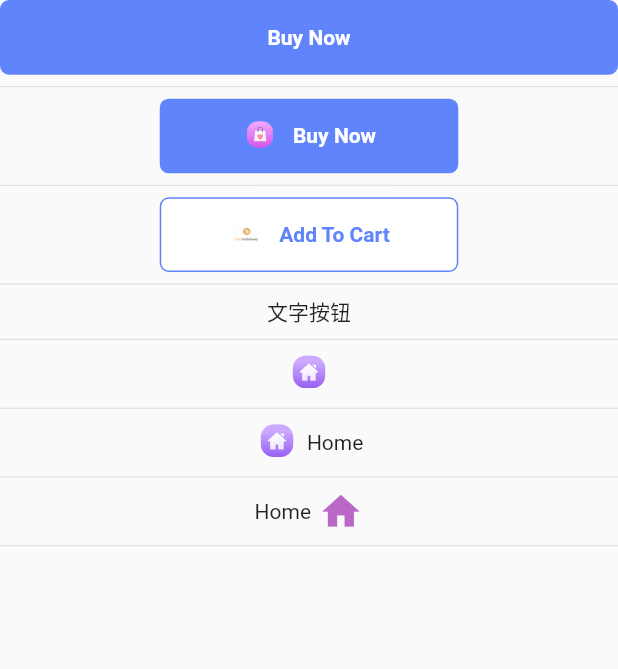
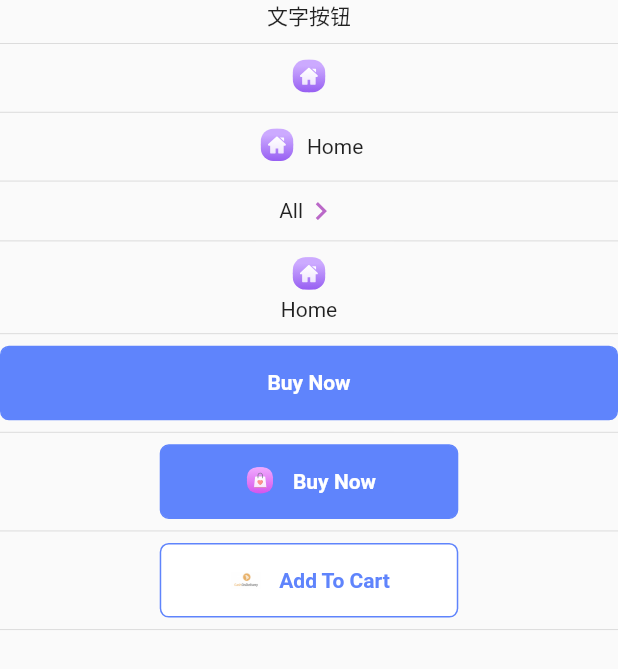
Before and after one commit to codertiany/flutter_woo_commerce_getx_ducafecat, a Flutter app: the screen it shows after launch, on a phone screen of 412 x 824 dp. Shown: the top 669 px of the screen. Run offline on Flutter 3.47's test engine with Material 2 defaults, Android fonts, the light colour scheme and no system bars; drawn by our look-alikes of pull_to_refresh; our stand-ins replace dio, flutter_easyloading, flutter_screenutil, flutter_svg, get, package_info and 2 more.

Commit message:
qee -> 上下按钮

```diff
--- a/lib/common/widgets/button.dart
+++ b/lib/common/widgets/button.dart
@@ -18,7 +18,8 @@ class ButtonWidget extends StatelessWidget {
   final Color? bgColor;
   final Color? borderColor;
   final double? iconTextSpace;
-  final bool? reversed; // 组件列表反转
+  final TextDirection? textDirection; // 排列方向
+  final bool? isColumn; // 按 column 方式排列
 
   const ButtonWidget({
     Key? key,
@@ -32,7 +33,8 @@ class ButtonWidget extends StatelessWidget {
     this.borderColor,
     this.icon,
     this.iconTextSpace,
-    this.reversed,
+    this.textDirection,
+    this.isColumn,
   }) : super(key: key);
 
   /// 图标
@@ -48,7 +50,8 @@ class ButtonWidget extends StatelessWidget {
     this.textSize,
     this.textWeight,
     this.iconTextSpace,
-    this.reversed,
+    this.textDirection,
+    this.isColumn,
   }) : super(key: key);
 
   /// 图标
@@ -64,7 +67,8 @@ class ButtonWidget extends StatelessWidget {
     this.textSize,
     this.textWeight,
     this.iconTextSpace,
-    this.reversed,
+    this.textDirection,
+    this.isColumn,
   }) : super(key: key);
 
   /// 主要
@@ -78,7 +82,8 @@ class ButtonWidget extends StatelessWidget {
     this.textSize,
     this.textWeight,
     this.iconTextSpace,
-    this.reversed,
+    this.textDirection,
+    this.isColumn,
   })  : textWidget = TextWidget.button(
           text: textString,
           color: Get.theme.colorScheme.onPrimary,
@@ -98,7 +103,8 @@ class ButtonWidget extends StatelessWidget {
     this.textSize,
     this.textWeight,
     this.iconTextSpace,
-    this.reversed,
+    this.textDirection,
+    this.isColumn,
   })  : textWidget = TextWidget.button(
           text: textString,
           color: Get.theme.colorScheme.primary,
@@ -120,7 +126,8 @@ class ButtonWidget extends StatelessWidget {
     this.textSize,
     this.textWeight,
     this.iconTextSpace,
-    this.reversed,
+    this.textDirection,
+    this.isColumn,
   }) : super(key: key);
 
   @override
@@ -134,7 +141,9 @@ class ButtonWidget extends StatelessWidget {
     // 文字
     if (text != null) {
       if (btns.isNotEmpty) {
-        btns.add(SizedBox(width: iconTextSpace ?? AppSpace.iconText));
+        if (iconTextSpace != null) {
+          btns.add(SizedBox(width: iconTextSpace));
+        }
       }
       btns.add(
         TextWidget(
@@ -152,15 +161,22 @@ class ButtonWidget extends StatelessWidget {
       }
       btns.add(textWidget!);
     }
-    // 反转
-    if (reversed == true) {
-      btns = btns.reversed.toList();
+
+    // 横向、纵向
+    Widget ws;
+    if (isColumn == true) {
+      ws = btns.toColumn(
+        mainAxisAlignment: MainAxisAlignment.center,
+        textDirection: textDirection,
+      );
+    } else {
+      ws = btns.toRow(
+        mainAxisAlignment: MainAxisAlignment.center,
+        textDirection: textDirection,
+      );
     }
 
-    return btns
-        .toRow(
-          mainAxisAlignment: MainAxisAlignment.center,
-        )
+    return ws
         .decorated(
           color: bgColor,
           border: borderColor != null
--- a/lib/pages/styles/widgets/view.dart
+++ b/lib/pages/styles/widgets/view.dart
@@ -1,90 +1,14 @@
 import 'package:flutter/material.dart';
 import 'package:flutter_screenutil/flutter_screenutil.dart';
+import 'package:flutter_woo_commerce_getx_ducafecat/common/extension/index.dart';
 import 'package:flutter_woo_commerce_getx_ducafecat/common/values/index.dart';
 import 'package:flutter_woo_commerce_getx_ducafecat/common/widgets/index.dart';
 import 'package:get/get.dart';
-import 'package:flutter_woo_commerce_getx_ducafecat/common/extension/index.dart';
 
 import 'index.dart';
 
 class WidgetsPage extends GetView<WidgetsController> {
   const WidgetsPage({Key? key}) : super(key: key);
-
-  Widget _buildView() {
-    return Center(
-      child: Column(
-        children: [
-          _buildButtons(),
-        ],
-      ),
-    );
-  }
-
-  Widget _buildButtons() {
-    return <Widget>[
-      // 主按钮
-      ButtonWidget.primary(
-        "Buy Now",
-      ).height(50.w),
-      const Divider(),
-
-      // 主按钮
-      ButtonWidget.primary(
-        "Buy Now",
-        icon: IconWidget.svg(AssetsSvgs.cBagSvg),
-      ).height(50.w).width(200.w),
-      const Divider(),
-
-      // 主按钮
-      ButtonWidget.secondary(
-        "Add To Cart",
-        icon: IconWidget.image(AssetsImages.pCashPng),
-      ).height(50.w).width(200.w),
-      const Divider(),
-
-      // 文字按钮
-      ButtonWidget.text(
-        "文字按钮",
-        textSize: 15.sp,
-      ),
-      const Divider(),
-
-      // 图标按钮
-      ButtonWidget.icon(
-        IconWidget.svg(
-          AssetsSvgs.cHomeSvg,
-          size: 30.sp,
-        ),
-      ),
-      const Divider(),
-
-      // 图标文字按钮
-      ButtonWidget.iconText(
-        IconWidget.svg(
-          AssetsSvgs.cHomeSvg,
-          size: 30.sp,
-        ),
-        "Home",
-        iconTextSpace: 5.w,
-      ),
-      const Divider(),
-
-      // 图标文字按钮 - 反转
-      ButtonWidget.iconText(
-        IconWidget(
-          iconData: Icons.home,
-          size: 30.sp,
-          color: Colors.purple.shade300,
-        ),
-        "Home",
-        iconTextSpace: 5,
-        reversed: true,
-      ),
-      const Divider(),
-
-      //
-    ].toColumn();
-  }
 
   @override
   Widget build(BuildContext context) {
@@ -100,4 +24,91 @@ class WidgetsPage extends GetView<WidgetsController> {
       },
     );
   }
+
+  Widget _buildButtons() {
+    return <Widget>[
+      // 1 文字按钮
+      ButtonWidget.text(
+        "文字按钮",
+        textSize: 15.sp,
+      ),
+      const Divider(),
+
+      // 2 图标按钮
+      ButtonWidget.icon(
+        IconWidget.svg(
+          AssetsSvgs.cHomeSvg,
+          size: 30.sp,
+        ),
+      ),
+      const Divider(),
+
+      // 3 图标文字按钮
+      ButtonWidget.iconText(
+        IconWidget.svg(
+          AssetsSvgs.cHomeSvg,
+          size: 30.sp,
+        ),
+        "Home",
+        iconTextSpace: 5.w,
+      ),
+      const Divider(),
+
+      // 4 图标文字按钮 - 反转
+      ButtonWidget.iconText(
+        IconWidget(
+          iconData: Icons.navigate_next,
+          size: 24.sp,
+          color: Colors.purple.shade300,
+        ),
+        "All",
+        iconTextSpace: 0,
+        textDirection: TextDirection.rtl,
+      ),
+      const Divider(),
+
+      // 5 图标文字按钮 - 纵向
+      ButtonWidget.iconText(
+        IconWidget.svg(
+          AssetsSvgs.cHomeSvg,
+          size: 30.sp,
+        ),
+        "Home",
+        isColumn: true,
+      ),
+      const Divider(),
+
+      // primary 主按钮
+      ButtonWidget.primary(
+        "Buy Now",
+      ).height(50.w),
+      const Divider(),
+
+      // primary 主按钮
+      ButtonWidget.primary(
+        "Buy Now",
+        icon: IconWidget.svg(AssetsSvgs.cBagSvg),
+      ).height(50.w).width(200.w),
+      const Divider(),
+
+      // secondary 主按钮
+      ButtonWidget.secondary(
+        "Add To Cart",
+        icon: IconWidget.image(AssetsImages.pCashPng),
+      ).height(50.w).width(200.w),
+      const Divider(),
+
+      //
+    ].toColumn();
+  }
+
+  Widget _buildView() {
+    return Center(
+      child: Column(
+        children: [
+          _buildButtons(),
+        ],
+      ),
+    );
+  }
 }
```
